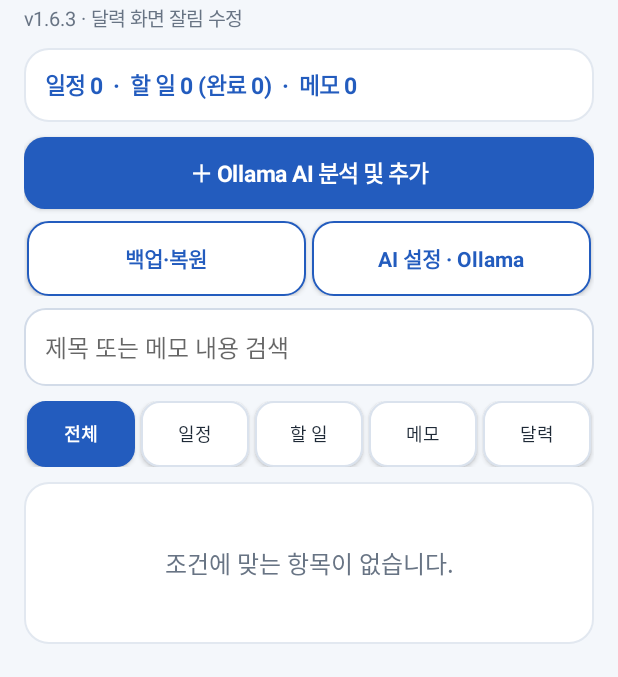
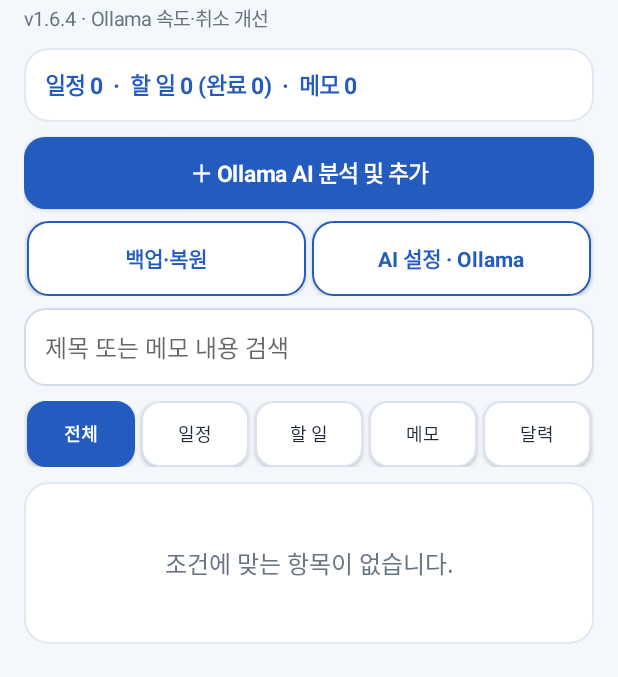
Before and after one commit to KANG77556/MyBrain-v3, an Android app: the screen it shows after launch (IntegratedMainActivity), on a phone screen of 412 x 824 dp, the part 75-752 px from its top. Run offline under Robolectric (Android 15) with nearby library versions, the light colour scheme and no system bars; pictures from the network do not load.

Commit message:
v1.6.4 화면 버전 문구 반영

```diff
--- a/app/src/main/java/kr/co/mybrain/ai/IntegratedMainActivity.java
+++ b/app/src/main/java/kr/co/mybrain/ai/IntegratedMainActivity.java
@@ -34,7 +34,7 @@ public class IntegratedMainActivity extends MainActivity {
 
         if (mainRoot.getChildCount() > 1 && mainRoot.getChildAt(1) instanceof TextView) {
             TextView versionText = (TextView) mainRoot.getChildAt(1);
-            versionText.setText("v1.6.3 · 달력 화면 잘림 수정");
+            versionText.setText("v1.6.4 · Ollama 속도·취소 개선");
         }
 
         AiSettings settings = AiSettings.load(this);
```
